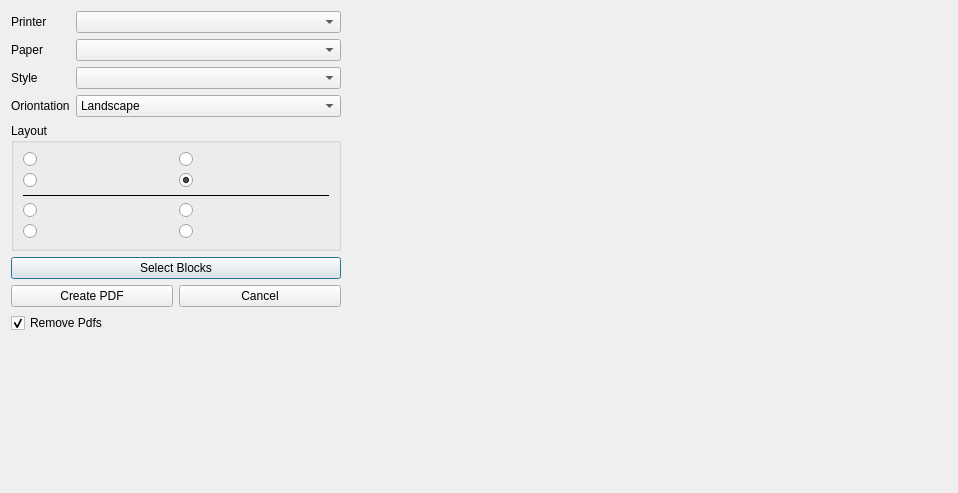
Before: the Qt Designer form widgets/import_export/export_dwg_to_pdf.ui in ebrahimraeyat/civilTools, drawn with Qt 5.
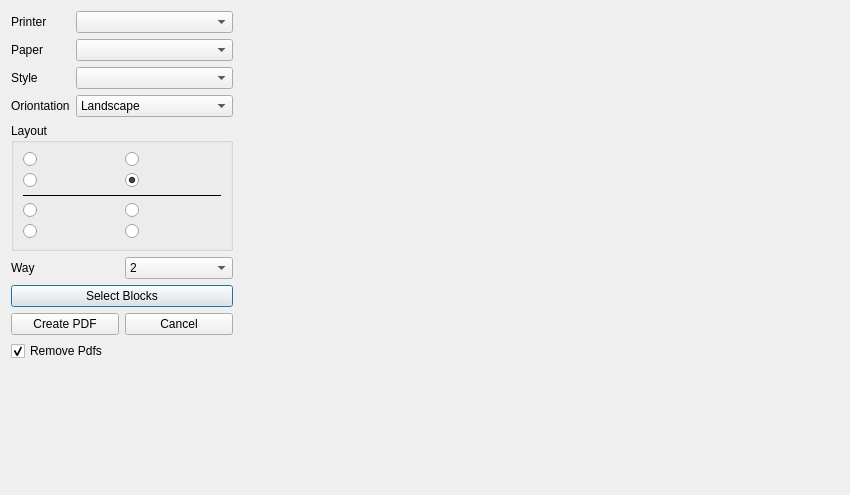
After: the same form once the commit is applied. Icons and pictures are not drawn.

Commit message: SEt the way for convert dwg to pdf

What changed in the file:
```diff
--- a/widgets/import_export/export_dwg_to_pdf.ui
+++ b/widgets/import_export/export_dwg_to_pdf.ui
@@ -6,8 +6,8 @@
    <rect>
     <x>0</x>
     <y>0</y>
-    <width>958</width>
-    <height>493</height>
+    <width>850</width>
+    <height>495</height>
    </rect>
   </property>
   <property name="windowTitle">
@@ -17,7 +17,7 @@
    <iconset resource="../../civiltools.qrc">
     <normaloff>:/import_export/images/import_export/PDF_file_icon.svg</normaloff>:/import_export/images/import_export/PDF_file_icon.svg</iconset>
   </property>
-  <layout class="QHBoxLayout" name="horizontalLayout">
+  <layout class="QHBoxLayout" name="horizontalLayout_2">
    <item>
     <layout class="QVBoxLayout" name="verticalLayout">
      <property name="sizeConstraint">
@@ -236,6 +236,34 @@
        </layout>
       </widget>
      </item>
+     <item>
+      <layout class="QHBoxLayout" name="horizontalLayout">
+       <item>
+        <widget class="QLabel" name="label">
+         <property name="text">
+          <string>Way</string>
+         </property>
+        </widget>
+       </item>
+       <item>
+        <widget class="QComboBox" name="way_combobox">
+         <property name="currentIndex">
+          <number>1</number>
+         </property>
+         <item>
+          <property name="text">
+           <string>1</string>
+          </property>
+         </item>
+         <item>
+          <property name="text">
+           <string>2</string>
+          </property>
+         </item>
+        </widget>
+       </item>
+      </layout>
+     </item>
      <item>
       <widget class="QPushButton" name="select_blocks_button">
        <property name="text">
```
The commit also changes 2 other files.
